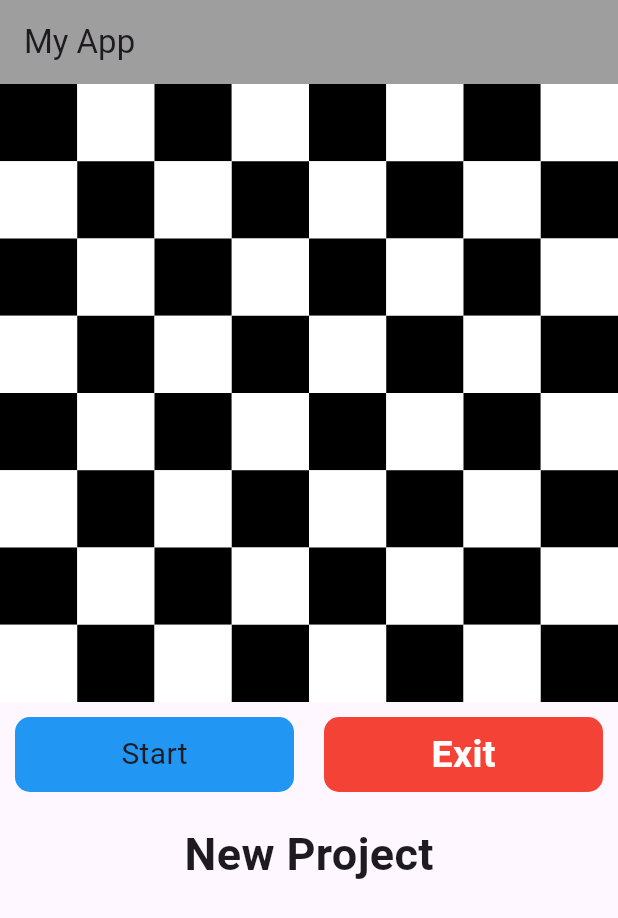
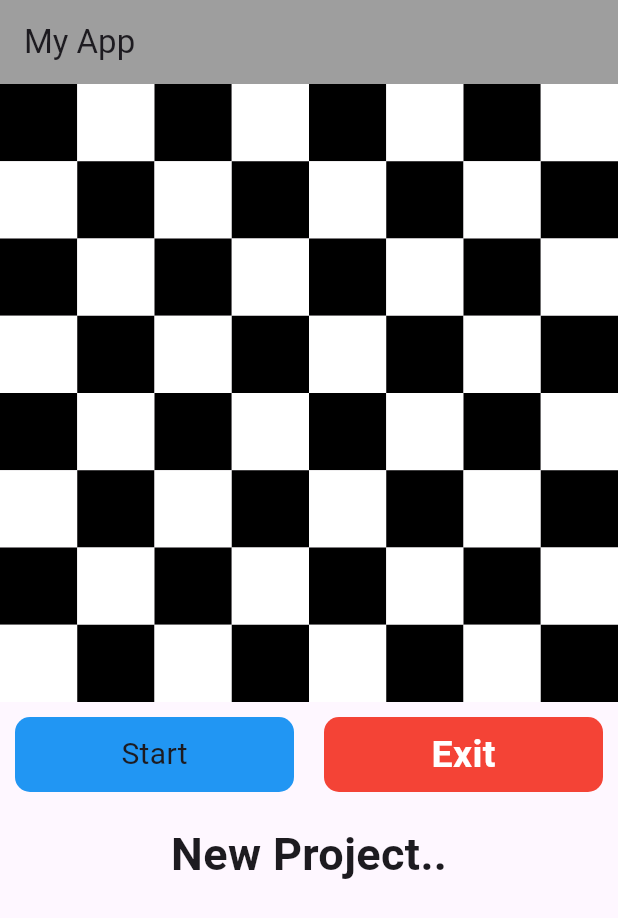
Before and after one commit to Sifat-16/flutter_todo_mvvm, a Flutter app: the screen it shows after launch, on a phone screen of 412 x 824 dp. Shown: the top 918 px of the screen. Run offline on Flutter 3.47's test engine with Material 3 defaults, Android fonts, the phone set to English and light mode, and no system bars.

Commit message:
update 2.3.1.2

```diff
--- a/lib/home_page.dart
+++ b/lib/home_page.dart
@@ -8,7 +8,7 @@ class HomePage extends StatefulWidget {
 }
 
 class _State extends State<HomePage> {
-  String text_ = "New Project";
+  String text_ = "New Project..";
   @override
   Widget build(BuildContext context) {
     return Scaffold(
```
